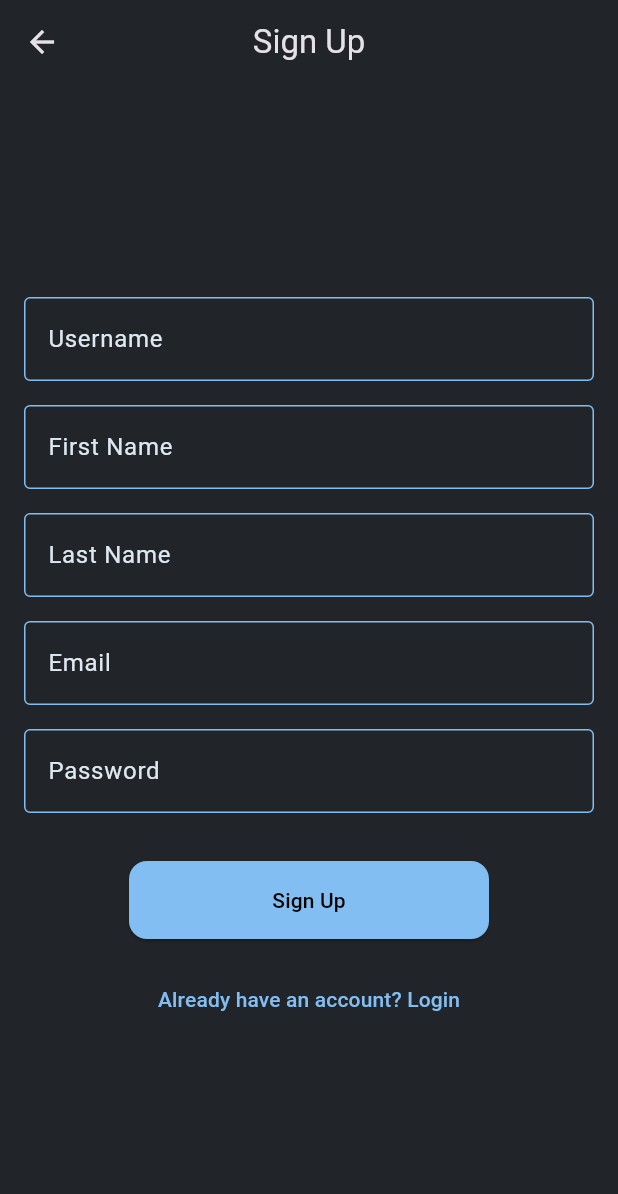
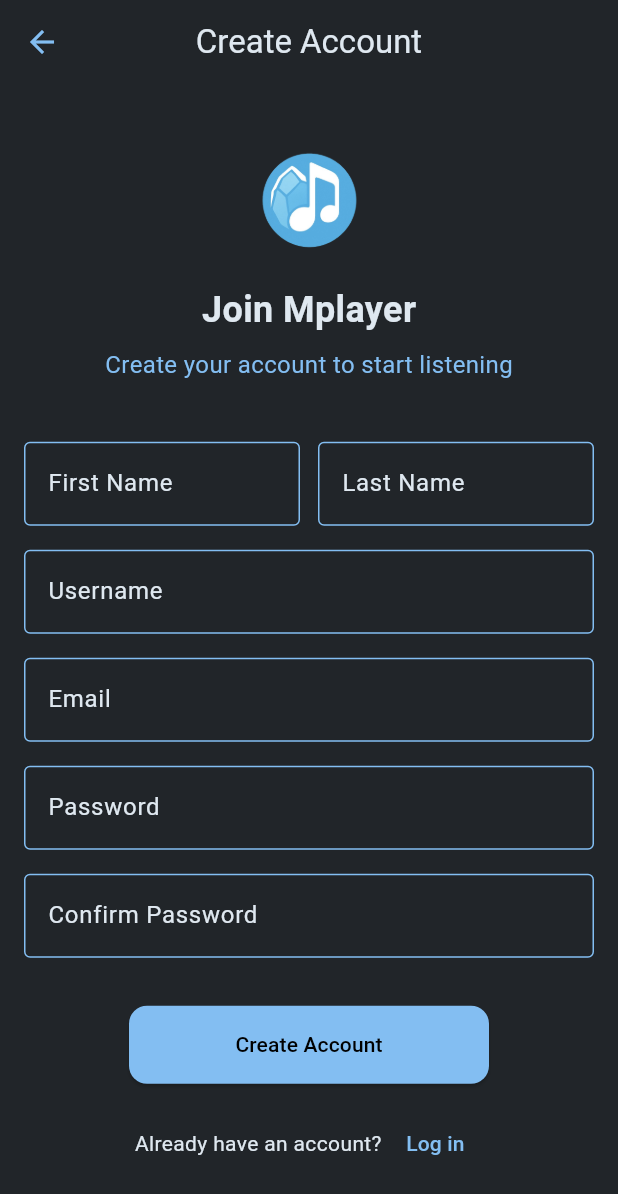
Before and after one commit to myndaaa/MusicPlayer-FastAPI, a Flutter app: the RegisterScreen screen opened by its route, on a phone screen of 412 x 824 dp. Shown: the top 1194 px of the screen. Run offline on Flutter 3.47's test engine with Material 3 defaults, Android fonts, the light colour scheme and no system bars; our stand-ins replace flutter_secure_storage, flutter_spinkit, fluttertoast, shared_preferences; accounts and stored records are empty.

```diff
--- a/frontend/lib/main.dart
+++ b/frontend/lib/main.dart
@@ -30,6 +30,7 @@
       initialRoute: '/',
       routes: {
         '/': (context) => const WelcomeScreen(),
+        '/login': (context) => const WelcomeScreen(), // same as welcome screen
         '/register': (context) => const RegisterScreen(),
         '/artist-signup': (context) => const ArtistSignupScreen(),
         '/dashboard': (context) => const UserDashboardScreen(),
--- a/frontend/lib/screens/register_screen.dart
+++ b/frontend/lib/screens/register_screen.dart
@@ -1,5 +1,9 @@
 import 'package:flutter/material.dart';
+import 'package:flutter_spinkit/flutter_spinkit.dart';
+import 'package:fluttertoast/fluttertoast.dart';
+import '../services/auth_service.dart';
 
+// Screen for creating new user accounts
 class RegisterScreen extends StatefulWidget {
   const RegisterScreen({super.key});
 
@@ -9,13 +13,15 @@
 
 class _RegisterScreenState extends State<RegisterScreen> {
   final _formKey = GlobalKey<FormState>();
+  bool _isLoading = false; // shows loading spinner during registration
 
-  // Text controllers
+  // Text controllers for form fields
   final usernameController = TextEditingController();
   final firstNameController = TextEditingController();
   final lastNameController = TextEditingController();
   final emailController = TextEditingController();
   final passwordController = TextEditingController();
+  final confirmPasswordController = TextEditingController();
 
   @override
   void dispose() {
@@ -24,18 +30,63 @@
     lastNameController.dispose();
     emailController.dispose();
     passwordController.dispose();
+    confirmPasswordController.dispose();
     super.dispose();
   }
 
-  void _onRegister() {
+  // handles the registration process
+  Future<void> _onRegister() async {
     if (_formKey.currentState!.validate()) {
-      // TODO: Connect to API later
-      print("Registering...");
-      print("Username: ${usernameController.text}");
-      print("First name: ${firstNameController.text}");
-      print("Last name: ${lastNameController.text}");
-      print("Email: ${emailController.text}");
-      print("Password: ${passwordController.text}");
+      setState(() {
+        _isLoading = true;
+      });
+
+      try {
+        final result = await AuthService.register(
+          username: usernameController.text.trim(),
+          firstName: firstNameController.text.trim(),
+          lastName: lastNameController.text.trim(),
+          email: emailController.text.trim(),
+          password: passwordController.text,
+        );
+
+        if (mounted) {
+          setState(() {
+            _isLoading = false;
+          });
+
+          if (result['success']) {
+            // registration successful - show success message and go to login
+            Fluttertoast.showToast(
+              msg: "Account created successfully! Please log in.",
+              toastLength: Toast.LENGTH_LONG,
+              gravity: ToastGravity.BOTTOM,
+              backgroundColor: Colors.green,
+            );
+            Navigator.pushReplacementNamed(context, '/'); // go back to welcome screen
+          } else {
+            // registration failed - show error
+            Fluttertoast.showToast(
+              msg: result['error'] ?? "Registration failed",
+              toastLength: Toast.LENGTH_LONG,
+              gravity: ToastGravity.BOTTOM,
+              backgroundColor: Colors.red,
+            );
+          }
+        }
+      } catch (e) {
+        if (mounted) {
+          setState(() {
+            _isLoading = false;
+          });
+          Fluttertoast.showToast(
+            msg: "An error occurred: $e",
+            toastLength: Toast.LENGTH_LONG,
+            gravity: ToastGravity.BOTTOM,
+            backgroundColor: Colors.red,
+          );
+        }
+      }
     }
   }
 
@@ -45,7 +96,15 @@
       backgroundColor: const Color(0xFF212529),
       appBar: AppBar(
         backgroundColor: Colors.transparent,
-        title: const Text("Sign Up"),
+        elevation: 0,
+        leading: IconButton(
+          icon: const Icon(Icons.arrow_back, color: Color(0xFF83bef2)),
+          onPressed: () => Navigator.pushReplacementNamed(context, '/'),
+        ),
+        title: const Text(
+          "Create Account",
+          style: TextStyle(color: Color(0xFFdfe8f0)),
+        ),
         centerTitle: true,
       ),
       body: Center(
@@ -57,20 +116,59 @@
               key: _formKey,
               child: Column(
                 children: [
+                  // app logo
+                  Image.asset(
+                    'assets/app.png',
+                    width: 80,
+                    height: 80,
+                  ),
+                  const SizedBox(height: 16),
+
+                  // welcome message
+                  const Text(
+                    "Join Mplayer",
+                    style: TextStyle(
+                      fontSize: 24,
+                      fontWeight: FontWeight.bold,
+                      color: Color(0xFFdfe8f0),
+                    ),
+                  ),
+                  const SizedBox(height: 8),
+                  const Text(
+                    "Create your account to start listening",
+                    style: TextStyle(
+                      color: Color(0xFF83bef2),
+                      fontSize: 16,
+                    ),
+                  ),
+                  const SizedBox(height: 32),
+
+                  // form fields in two columns for better layout
+                  Row(
+                    children: [
+                      Expanded(
+                        child: _buildTextField(firstNameController, "First Name"),
+                      ),
+                      const SizedBox(width: 12),
+                      Expanded(
+                        child: _buildTextField(lastNameController, "Last Name"),
+                      ),
+                    ],
+                  ),
                   _buildTextField(usernameController, "Username"),
-                  _buildTextField(firstNameController, "First Name"),
-                  _buildTextField(lastNameController, "Last Name"),
                   _buildTextField(emailController, "Email", isEmail: true),
                   _buildTextField(passwordController, "Password", isPassword: true),
+                  _buildTextField(confirmPasswordController, "Confirm Password", isPassword: true),
+
                   const SizedBox(height: 24),
 
-                  // Button with max width 240
+                  // register button
                   ConstrainedBox(
                     constraints: const BoxConstraints(maxWidth: 240),
                     child: SizedBox(
                       width: double.infinity,
                       child: ElevatedButton(
-                        onPressed: _onRegister,
+                        onPressed: _isLoading ? null : _onRegister,
                         style: ElevatedButton.styleFrom(
                           backgroundColor: const Color(0xFF83bef2),
                           foregroundColor: Colors.black,
@@ -79,21 +177,38 @@
                             borderRadius: BorderRadius.circular(12),
                           ),
                         ),
-                        child: const Text("Sign Up"),
+                        child: _isLoading
+                            ? const SizedBox(
+                                height: 20,
+                                width: 20,
+                                child: SpinKitCircle(
+                                  color: Colors.black,
+                                  size: 20,
+                                ),
+                              )
+                            : const Text("Create Account"),
                       ),
                     ),
                   ),
 
                   const SizedBox(height: 16),
 
-                  TextButton(
-                    onPressed: () {
-                      Navigator.pushNamed(context, '/login');
-                    },
-                    child: const Text(
-                      "Already have an account? Login",
-                      style: TextStyle(color: Color(0xFF83bef2)),
-                    ),
+                  // login link
+                  Row(
+                    mainAxisAlignment: MainAxisAlignment.center,
+                    children: [
+                      const Text(
+                        "Already have an account? ",
+                        style: TextStyle(color: Color(0xFFdfe8f0)),
+                      ),
+                      TextButton(
+                        onPressed: () => Navigator.pushReplacementNamed(context, '/'),
+                        child: const Text(
+                          "Log in",
+                          style: TextStyle(color: Color(0xFF83bef2)),
+                        ),
+                      ),
+                    ],
                   ),
                 ],
               ),
@@ -104,6 +219,7 @@
     );
   }
 
+  // creates a styled text field
   Widget _buildTextField(
       TextEditingController controller,
       String label, {
@@ -135,6 +251,12 @@
           if (isEmail && !value.contains('@')) {
             return 'Enter a valid email';
           }
+          if (isPassword && label == "Password" && value.length < 8) {
+            return 'Password must be at least 8 characters';
+          }
+          if (label == "Confirm Password" && value != passwordController.text) {
+            return 'Passwords do not match';
+          }
           return null;
         },
       ),
--- a/frontend/lib/screens/welcome_screen.dart
+++ b/frontend/lib/screens/welcome_screen.dart
@@ -216,7 +216,7 @@
                   ),
                   TextButton(
                     onPressed: () {
-                      Navigator.pushNamed(context, '/register');
+                      Navigator.pushReplacementNamed(context, '/register');
                     },
                     child: const Text(
                       "Sign up",
@@ -231,7 +231,7 @@
               // Link to sign up as an artist
               TextButton(
                 onPressed: () {
-                  Navigator.pushNamed(context, '/artist-signup');
+                  Navigator.pushReplacementNamed(context, '/artist-signup');
                 },
                 child: const Text(
                   "Sign up as an Artist",
--- a/frontend/lib/services/auth_service.dart
+++ b/frontend/lib/services/auth_service.dart
@@ -5,6 +5,7 @@
 
 // This service handles all the login/logout stuff and talks to backend
 class AuthService {
+
   static const String baseUrl = 'http://localhost:8000';
 
   // keeps tokens safe and encrypted on the phone
@@ -55,6 +56,44 @@
       }
     } catch (e) {
       // Something went wrong with the network or the request
+      return {'success': false, 'error': 'Network error: $e'};
+    }
+  }
+
+  // Creates a new user account by sending registration data to backend
+  static Future<Map<String, dynamic>> register({
+    required String username,
+    required String firstName,
+    required String lastName,
+    required String email,
+    required String password,
+  }) async {
+    try {
+      // Send registration request to backend
+      final response = await http.post(
+        Uri.parse('$baseUrl/user/signup'),
+        headers: {
+          'Content-Type': 'application/json',
+        },
+        body: jsonEncode({
+          'username': username,
+          'first_name': firstName,
+          'last_name': lastName,
+          'email': email,
+          'password': password,
+        }),
+      );
+
+      final data = jsonDecode(response.body);
+
+      if (response.statusCode == 201) {
+        // Registration successful
+        return {'success': true, 'data': data};
+      } else {
+        // Registration failed
+        return {'success': false, 'error': data['detail'] ?? 'Registration failed'};
+      }
+    } catch (e) {
       return {'success': false, 'error': 'Network error: $e'};
     }
   }
```
